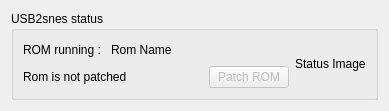
Above: usb2snesstatut.ui from Skarsnik/Savestate2snes before the change. Below: the same form after it.
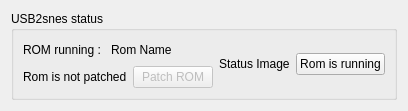
That is the form after the change.

Patch:
```diff
--- a/usb2snesstatut.ui
+++ b/usb2snesstatut.ui
@@ -102,6 +102,13 @@
         </property>
        </widget>
       </item>
+      <item>
+       <widget class="QPushButton" name="pushButton">
+        <property name="text">
+         <string>Rom is running</string>
+        </property>
+       </widget>
+      </item>
      </layout>
     </widget>
    </item>
```
